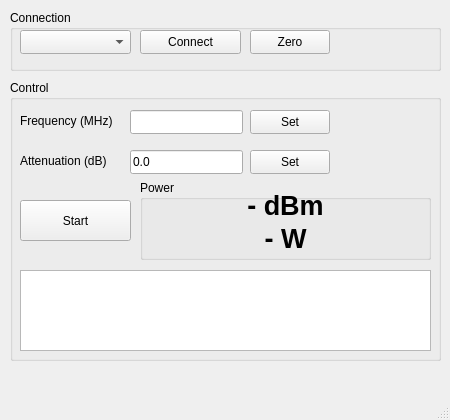
Before: the Qt Designer form mainwindow.ui in D1st3f/Anritsu-PSN50, drawn with Qt 5.
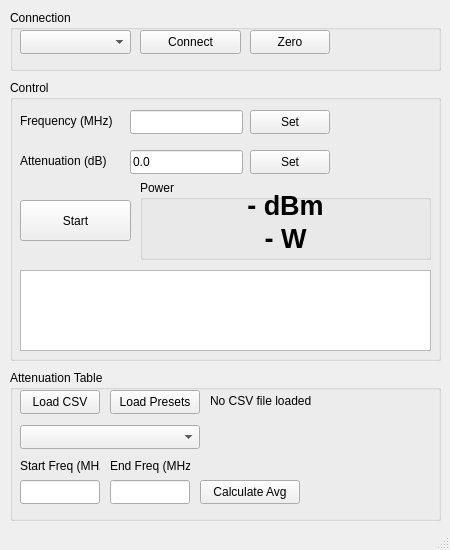
After: the same form once the commit is applied.

Commit message: Added function with attenuation table and BW selection from json.

Diff of the .ui file:
```diff
--- a/mainwindow.ui
+++ b/mainwindow.ui
@@ -7,7 +7,7 @@
     <x>0</x>
     <y>0</y>
     <width>450</width>
-    <height>420</height>
+    <height>550</height>
    </rect>
   </property>
   <property name="windowTitle">
@@ -237,6 +237,127 @@
      </widget>
     </widget>
    </widget>
+   <widget class="QGroupBox" name="groupBoxAttenuation">
+    <property name="geometry">
+     <rect>
+      <x>10</x>
+      <y>370</y>
+      <width>431</width>
+      <height>151</height>
+     </rect>
+    </property>
+    <property name="title">
+     <string>Attenuation Table</string>
+    </property>
+    <widget class="QPushButton" name="buttonLoadCsv">
+     <property name="geometry">
+      <rect>
+       <x>10</x>
+       <y>20</y>
+       <width>80</width>
+       <height>24</height>
+      </rect>
+     </property>
+     <property name="text">
+      <string>Load CSV</string>
+     </property>
+    </widget>
+    <widget class="QPushButton" name="buttonLoadPresets">
+     <property name="geometry">
+      <rect>
+       <x>100</x>
+       <y>20</y>
+       <width>90</width>
+       <height>24</height>
+      </rect>
+     </property>
+     <property name="text">
+      <string>Load Presets</string>
+     </property>
+    </widget>
+    <widget class="QLabel" name="labelCsvStatus">
+     <property name="geometry">
+      <rect>
+       <x>200</x>
+       <y>20</y>
+       <width>221</width>
+       <height>21</height>
+      </rect>
+     </property>
+     <property name="text">
+      <string>No CSV file loaded</string>
+     </property>
+    </widget>
+    <widget class="QComboBox" name="comboPresets">
+     <property name="geometry">
+      <rect>
+       <x>10</x>
+       <y>55</y>
+       <width>180</width>
+       <height>24</height>
+      </rect>
+     </property>
+    </widget>
+    <widget class="QLabel" name="labelStartFreq">
+     <property name="geometry">
+      <rect>
+       <x>10</x>
+       <y>85</y>
+       <width>80</width>
+       <height>21</height>
+      </rect>
+     </property>
+     <property name="text">
+      <string>Start Freq (MHz)</string>
+     </property>
+    </widget>
+    <widget class="QLineEdit" name="lineEditStartFreq">
+     <property name="geometry">
+      <rect>
+       <x>10</x>
+       <y>110</y>
+       <width>80</width>
+       <height>24</height>
+      </rect>
+     </property>
+    </widget>
+    <widget class="QLabel" name="labelEndFreq">
+     <property name="geometry">
+      <rect>
+       <x>100</x>
+       <y>85</y>
+       <width>80</width>
+       <height>21</height>
+      </rect>
+     </property>
+     <property name="text">
+      <string>End Freq (MHz)</string>
+     </property>
+    </widget>
+    <widget class="QLineEdit" name="lineEditEndFreq">
+     <property name="geometry">
+      <rect>
+       <x>100</x>
+       <y>110</y>
+       <width>80</width>
+       <height>24</height>
+      </rect>
+     </property>
+    </widget>
+    <widget class="QPushButton" name="buttonCalculateAttenuation">
+     <property name="geometry">
+      <rect>
+       <x>190</x>
+       <y>110</y>
+       <width>100</width>
+       <height>24</height>
+      </rect>
+     </property>
+     <property name="text">
+      <string>Calculate Avg</string>
+     </property>
+    </widget>
+   </widget>
   </widget>
   <widget class="QMenuBar" name="menubar">
    <property name="geometry">
```
The commit also changes 4 other files.
